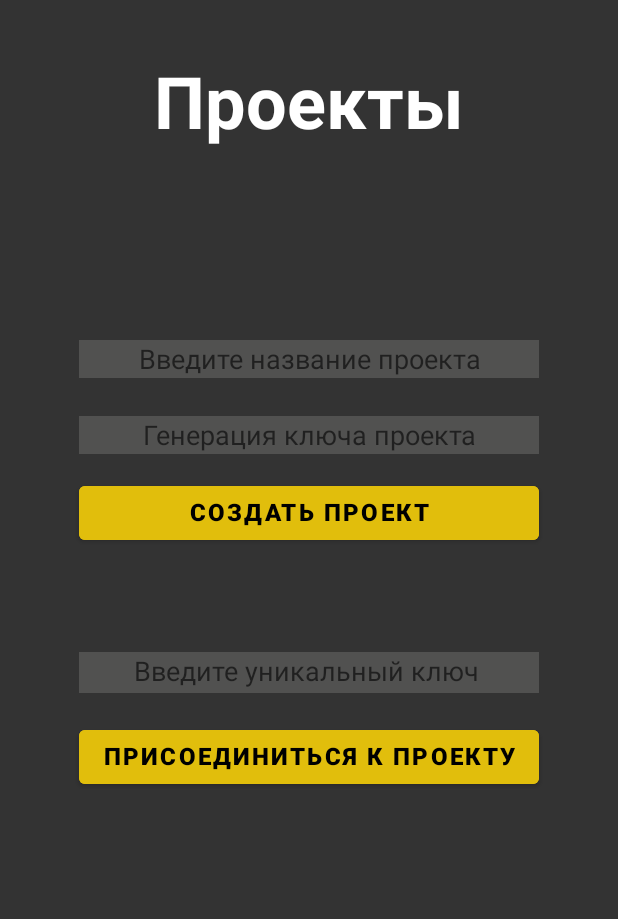
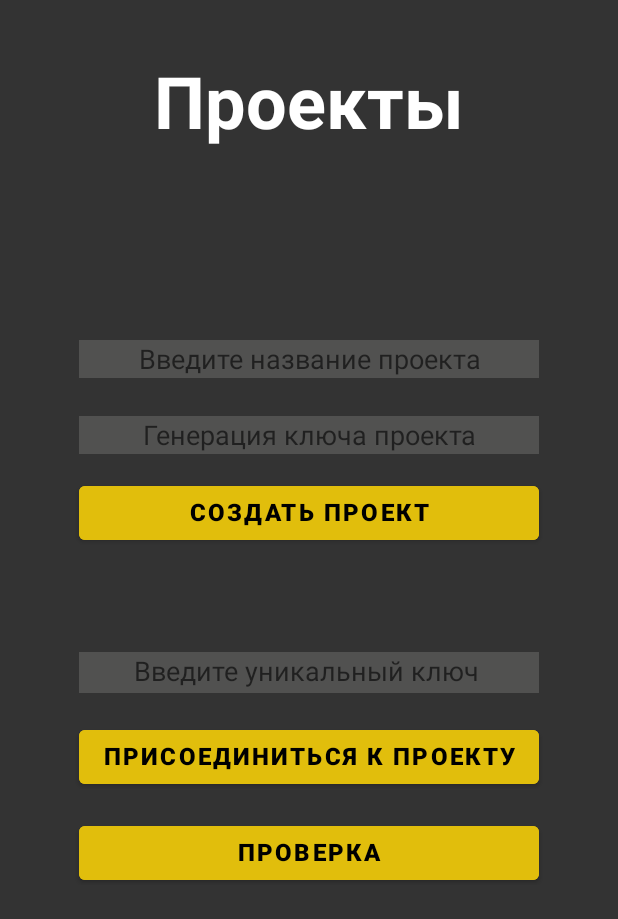
Before and after one commit to R0land42/entranceAct, an Android app: the layout activity_main_menu.xml on its own in the app's theme, with its tools: preview values and no code run, on a phone screen of 412 x 824 dp. Shown: the top 919 px of the screen. Run offline under Robolectric (Android 15) with nearby library versions, the phone set to English and light mode, and no system bars.

Commit message:
Добавил возможность подключаться к предидущим проектам

```diff
--- a/app/src/main/AndroidManifest.xml
+++ b/app/src/main/AndroidManifest.xml
@@ -9,6 +9,9 @@
         android:roundIcon="@mipmap/ic_launcher_round"
         android:supportsRtl="true"
         android:theme="@style/Theme.EntranceAct">
+        <activity
+            android:name=".RecentProjects"
+            android:exported="false" />
         <activity
             android:name=".ChatAct"
             android:exported="false" />
--- a/app/src/main/res/layout/activity_main_menu.xml
+++ b/app/src/main/res/layout/activity_main_menu.xml
@@ -89,13 +89,13 @@
                 android:layout_marginTop="10dp"
                 android:background="@color/gray"
                 android:backgroundTint="@color/gray"
-                android:textColor="@color/yellow"
-                android:textColorHighlight="#FFFFFF"
                 android:ems="10"
                 android:gravity="center"
                 android:hint="Введите название проекта"
                 android:inputType="textPersonName"
-                android:paddingBottom="5dp" />
+                android:paddingBottom="5dp"
+                android:textColor="@color/yellow"
+                android:textColorHighlight="#FFFFFF" />
         </TableRow>
 
         <TableRow
@@ -112,12 +112,12 @@
                 android:layout_marginTop="10dp"
                 android:background="@color/gray"
                 android:backgroundTint="@color/gray"
-                android:textColor="@color/yellow"
                 android:ems="10"
-                android:textColorHighlight="#FFFFFF"
                 android:gravity="center"
                 android:hint="Генерация ключа проекта"
-                android:paddingBottom="5dp" />
+                android:paddingBottom="5dp"
+                android:textColor="@color/yellow"
+                android:textColorHighlight="#FFFFFF" />
         </TableRow>
 
         <TableRow
@@ -146,8 +146,8 @@
         <TableRow
             android:layout_width="wrap_content"
             android:layout_height="wrap_content"
-            android:gravity="center"
-            android:layout_marginTop="10dp">
+            android:layout_marginTop="10dp"
+            android:gravity="center">
 
             <TextView
                 android:id="@+id/textViewProjectKeyError"
@@ -174,13 +174,13 @@
                 android:layout_marginTop="5dp"
                 android:background="@color/gray"
                 android:backgroundTint="@color/gray"
-                android:textColor="@color/yellow"
-                android:textColorHighlight="#FFFFFF"
                 android:ems="10"
                 android:gravity="center"
                 android:hint="Введите уникальный ключ "
                 android:inputType="textPersonName"
-                android:paddingBottom="5dp" />
+                android:paddingBottom="5dp"
+                android:textColor="@color/yellow"
+                android:textColorHighlight="#FFFFFF" />
         </TableRow>
 
 
@@ -208,5 +208,30 @@
                 android:textStyle="bold" />
 
         </TableRow>
+
+        <TableRow
+            android:layout_width="wrap_content"
+            android:layout_height="wrap_content"
+            android:gravity="center"
+            android:paddingLeft="40dp"
+            android:paddingTop="5dp"
+            android:paddingRight="40dp"
+            android:paddingBottom="5dp">
+
+            <Button
+                android:id="@+id/btnChkProjects"
+                android:layout_width="wrap_content"
+                android:layout_height="wrap_content"
+                android:layout_marginTop="5dp"
+                android:backgroundTint="#E1BE0C"
+                android:gravity="center"
+                android:onClick="onClickOpenChk"
+                android:paddingBottom="5dp"
+                android:text="Проверка"
+                android:textColor="#000000"
+                android:textSize="16sp"
+                android:textStyle="bold" />
+
+        </TableRow>
     </TableLayout>
 </RelativeLayout>
```
Also changed, not shown: app/src/main/java/com/example/entranceact/ChatAct.java (+9 -6 lines), app/src/main/java/com/example/entranceact/CurentUser.java (added, +29 -0 lines), app/src/main/java/com/example/entranceact/MainActivity.java (+4 -6 lines), app/src/main/java/com/example/entranceact/MainMenu.java (+29 -33 lines), app/src/main/java/com/example/entranceact/ProjectUsers.java (+12 -6 lines), app/src/main/java/com/example/entranceact/RecentProjects.java (added, +94 -0 lines), app/src/main/java/com/example/entranceact/UserProject.java (added, +29 -0 lines), app/src/main/res/layout/activity_recent_projects.xml (added, +17 -0 lines).
